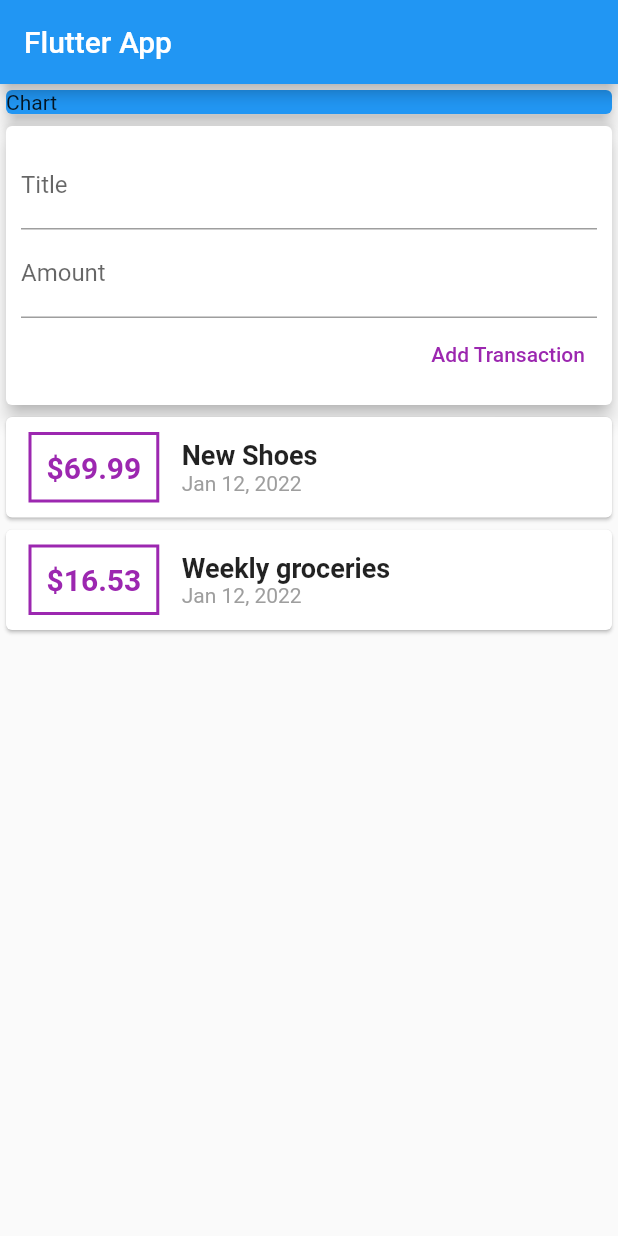
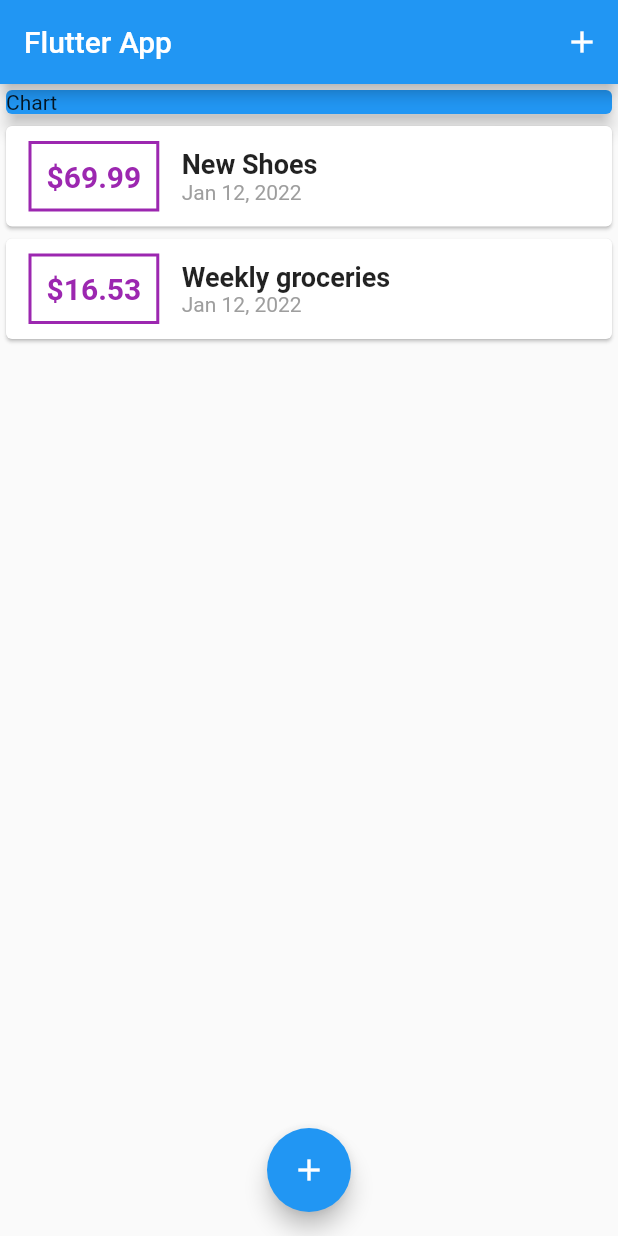
Before and after one commit to GaldinoAllan/expensesApp-Flutter, a Flutter app: the screen it shows after launch, on a phone screen of 412 x 824 dp. Run offline on Flutter 3.47's test engine with Material 2 defaults, Android fonts, the phone set to English and light mode, and no system bars.

Commit message:
feature: transaction modal

```diff
--- a/lib/main.dart
+++ b/lib/main.dart
@@ -1,6 +1,7 @@
+import 'package:expenseplanner/models/transaction.dart';
 import 'package:expenseplanner/widgets/new_transaction.dart';
 import 'package:expenseplanner/widgets/transaction_list.dart';
-import 'package:expenseplanner/widgets/user_transactions.dart';
+import 'package:flutter/gestures.dart';
 import 'package:flutter/material.dart';
 
 void main() => runApp(const MyApp());
@@ -17,20 +18,72 @@ class MyApp extends StatelessWidget {
   }
 }
 
-class MyHomePage extends StatelessWidget {
+class MyHomePage extends StatefulWidget {
   const MyHomePage({Key? key}) : super(key: key);
+
+  @override
+  State<MyHomePage> createState() => _MyHomePageState();
+}
+
+class _MyHomePageState extends State<MyHomePage> {
+  final List<Transaction> _userTransactions = [
+    Transaction(
+      id: "1",
+      title: "New Shoes",
+      amount: 69.99,
+      date: DateTime.now(),
+    ),
+    Transaction(
+      id: "2",
+      title: "Weekly groceries",
+      amount: 16.53,
+      date: DateTime.now(),
+    ),
+  ];
+
+  void _addNewTransaction(String txTitle, double txAmount) {
+    final newTx = Transaction(
+      id: DateTime.now().toString(),
+      title: txTitle,
+      amount: txAmount,
+      date: DateTime.now(),
+    );
+
+    setState(() {
+      _userTransactions.add(newTx);
+    });
+  }
+
+  void _startAddNewTransaction(BuildContext ctx) {
+    showModalBottomSheet(
+      context: ctx,
+      builder: (_) {
+        return GestureDetector(
+          onTap: () {},
+          child: NewTransaction(_addNewTransaction),
+          behavior: HitTestBehavior.opaque,
+        );
+      },
+    );
+  }
 
   @override
   Widget build(BuildContext context) {
     return Scaffold(
       appBar: AppBar(
         title: const Text('Flutter App'),
+        actions: [
+          IconButton(
+            icon: const Icon(Icons.add),
+            onPressed: () => _startAddNewTransaction(context),
+          ),
+        ],
       ),
       body: SingleChildScrollView(
         child: Column(
           crossAxisAlignment: CrossAxisAlignment.stretch,
-          children: const [
-            SizedBox(
+          children: [
+            const SizedBox(
               width: double.infinity,
               child: Card(
                 color: Colors.blue,
@@ -38,9 +91,14 @@ class MyHomePage extends StatelessWidget {
                 child: Text("Chart"),
               ),
             ),
-            UserTransactions(),
+            TransactionList(_userTransactions),
           ],
         ),
+      ),
+      floatingActionButtonLocation: FloatingActionButtonLocation.centerFloat,
+      floatingActionButton: FloatingActionButton(
+        child: const Icon(Icons.add),
+        onPressed: () => _startAddNewTransaction(context),
       ),
     );
   }
--- a/lib/widgets/user_transactions.dart
+++ /dev/null
@@ -1,51 +0,0 @@
-import 'package:expenseplanner/models/transaction.dart';
-import 'package:expenseplanner/widgets/new_transaction.dart';
-import 'package:expenseplanner/widgets/transaction_list.dart';
-import 'package:flutter/material.dart';
-
-class UserTransactions extends StatefulWidget {
-  const UserTransactions({Key? key}) : super(key: key);
-
-  @override
-  _UserTransactionsState createState() => _UserTransactionsState();
-}
-
-class _UserTransactionsState extends State<UserTransactions> {
-  final List<Transaction> _userTransactions = [
-    Transaction(
-      id: "1",
-      title: "New Shoes",
-      amount: 69.99,
-      date: DateTime.now(),
-    ),
-    Transaction(
-      id: "2",
-      title: "Weekly groceries",
-      amount: 16.53,
-      date: DateTime.now(),
-    ),
-  ];
-
-  void _addNewTransaction(String txTitle, double txAmount) {
-    final newTx = Transaction(
-      id: DateTime.now().toString(),
-      title: txTitle,
-      amount: txAmount,
-      date: DateTime.now(),
-    );
-
-    setState(() {
-      _userTransactions.add(newTx);
-    });
-  }
-
-  @override
-  Widget build(BuildContext context) {
-    return Column(
-      children: [
-        NewTransaction(_addNewTransaction),
-        TransactionList(_userTransactions),
-      ],
-    );
-  }
-}
```
Also changed, not shown: lib/widgets/new_transaction.dart (+12 -4 lines).
